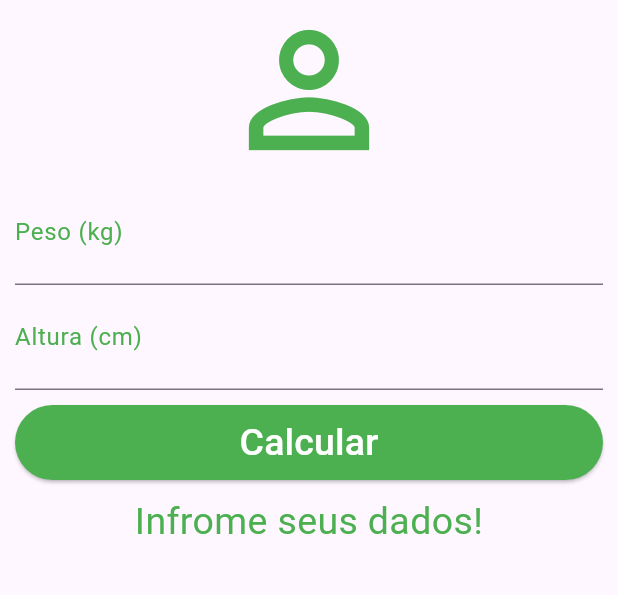
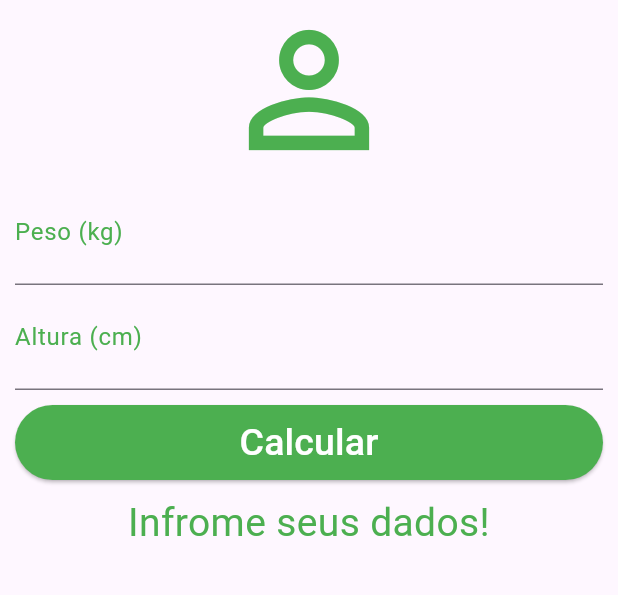
Before and after one commit to DeckDev-RC/calculadorDeIMC, a Flutter app: the screen it shows after launch, on a phone screen of 412 x 824 dp, the part 84-679 px from its top. Run offline on Flutter 3.47's test engine with Material 3 defaults, Android fonts, the phone set to English and light mode, and no system bars.

Commit message:
Alguns comentários explicando partes do código e da lógica em si

```diff
--- a/lib/main.dart
+++ b/lib/main.dart
@@ -1,44 +1,63 @@
+// importação da classe material
 import 'package:flutter/material.dart';
 
+// função para a incialização do app
 void main() {
   runApp(const MyApp());
 }
 
+// classe do MyApp com State mutável
 class MyApp extends StatefulWidget {
+  // construtor da classe
   const MyApp({super.key});
 
   @override
   State<MyApp> createState() => _MyAppState();
 }
 
+// função privada de validação sendo possível ser uma String vazia, com os parâmetros de valores do campo de texto e o valor do texto do textfield
 String? _validateField(String value, String fieldName) {
+  // se o valor for vazio
   if (value.isEmpty) {
+    // retorna mensagem para preenchimento dos campos
     return 'Por favor, coloque $fieldName';
   }
+  // caso não seja vazio retorna nada
   return null;
 }
 
 class _MyAppState extends State<MyApp> {
+  // controladores de texto de altura e peso
   TextEditingController weightController = TextEditingController();
   TextEditingController heightController = TextEditingController();
 
+  // variável global que é uma chave importante para a validação de formulário
   final GlobalKey<FormState> _formKey = GlobalKey<FormState>();
 
+  // variável de texto ao final da página
   String _infoText = 'Infrome seus dados!';
 
+  // função de reset do botão superior direito da página para limpar valores
   void _resetFields() {
     weightController.text = '';
     heightController.text = '';
     _infoText = 'Informe seus dados!';
   }
 
+  // função com a lógica de calculo de imc com atribuição de resultados
   void calculate() {
+    // setState para mudança de estados da interface
     setState(() {
+      // variaveis float de altura e peso que pegam os controladores de texto e tranformas em float para calculos da lógica
       double weight = double.parse(weightController.text);
+      // esse em específico dividindo por 100 por ser uma medida em centímetros
       double height = double.parse(heightController.text) / 100;
+      // variável float do imc peso divido pela altura multiplicada por ela mesma
       double imc = weight / (height * height);
       print(imc);
+      // toda a lógica de resultados do cálculo do imc
       if (imc < 18.6) {
+        // em todos digo que a variável privada _infoText vai mostrar uma mensagem personalizada referente ao resultado pegando o número float resultado do calculo transformando-o em uma String e manipulando ela deixa somente com 4 digitos
         _infoText = 'Abaixo do Peso (${imc.toStringAsPrecision(4)})';
       } else if (imc >= 18.6 && imc < 24.9) {
         _infoText = 'Peso Ideal (${imc.toStringAsPrecision(4)})';
@@ -71,6 +90,7 @@ class _MyAppState extends State<MyApp> {
             Padding(
               padding: const EdgeInsets.only(right: 15),
               child: IconButton(
+                // botão chamando a função de reset de campo textos
                 onPressed: () => setState(() {
                   _resetFields();
                 }),
@@ -85,7 +105,9 @@ class _MyAppState extends State<MyApp> {
         ),
         body: SingleChildScrollView(
           padding: const EdgeInsets.fromLTRB(10.0, 0.0, 10.0, 0.0),
+          // Form para ser possível colocar validações de formulários
           child: Form(
+            // chave global para validação
             key: _formKey,
             child: Column(
               crossAxisAlignment: CrossAxisAlignment.stretch,
@@ -96,7 +118,9 @@ class _MyAppState extends State<MyApp> {
                   color: Colors.green,
                 ),
                 TextFormField(
+                  // controlador pegando a variável de controle de texto que serve para armazenamento e alteração do mesmo
                   controller: weightController,
+                  // o tipo de input que será sempre números
                   keyboardType: TextInputType.number,
                   decoration: const InputDecoration(
                     labelText: 'Peso (kg)',
@@ -109,6 +133,7 @@ class _MyAppState extends State<MyApp> {
                     color: Colors.green,
                     fontSize: 25,
                   ),
+                  // a validação caso os campos estejam vázios mostra mensagem de erro
                   validator: (value) => _validateField(value!, 'seu peso'),
                 ),
                 TextFormField(
@@ -136,7 +161,9 @@ class _MyAppState extends State<MyApp> {
                     height: 50,
                     child: ElevatedButton(
                       onPressed: () {
+                        // ao ser pressionado o botão calcular pega a chave global de validação do form, verifica o estado atual dela com a validação
                         if (_formKey.currentState!.validate()) {
+                          // se estiver ok, chama a função de calculo do imc
                           calculate();
                         }
                       },
@@ -154,11 +181,12 @@ class _MyAppState extends State<MyApp> {
                   ),
                 ),
                 Text(
+                  // o texto onde irá aparecer o resultado do imc
                   _infoText,
                   textAlign: TextAlign.center,
                   style: const TextStyle(
                     color: Colors.green,
-                    fontSize: 25,
+                    fontSize: 26,
                   ),
                 )
               ],
```
